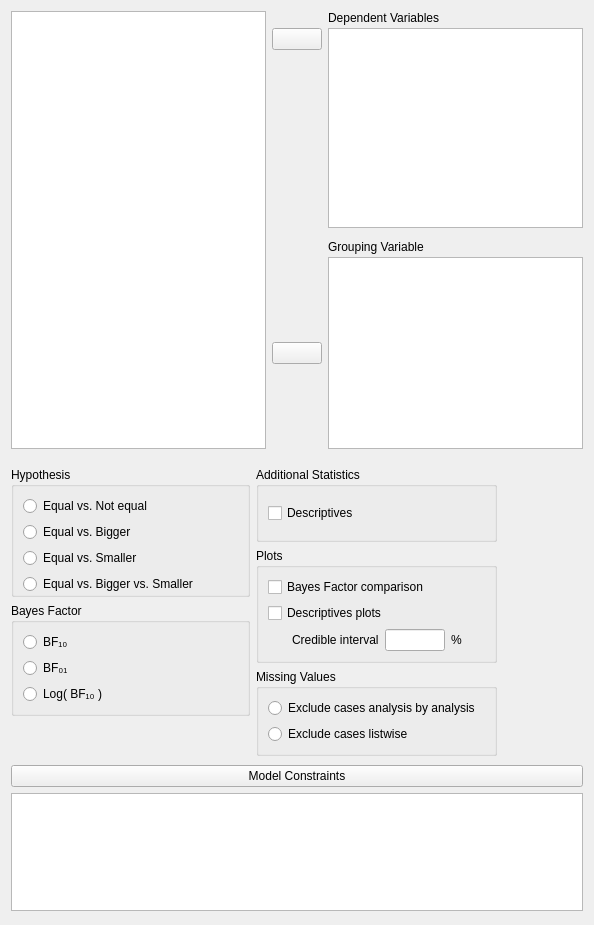
First picture: the form in JASP-Desktop/analysisforms/Bain/bainttestbayesianindependentsamplesform.ui, repository koenderks/Jasp-desktop, before the edit.
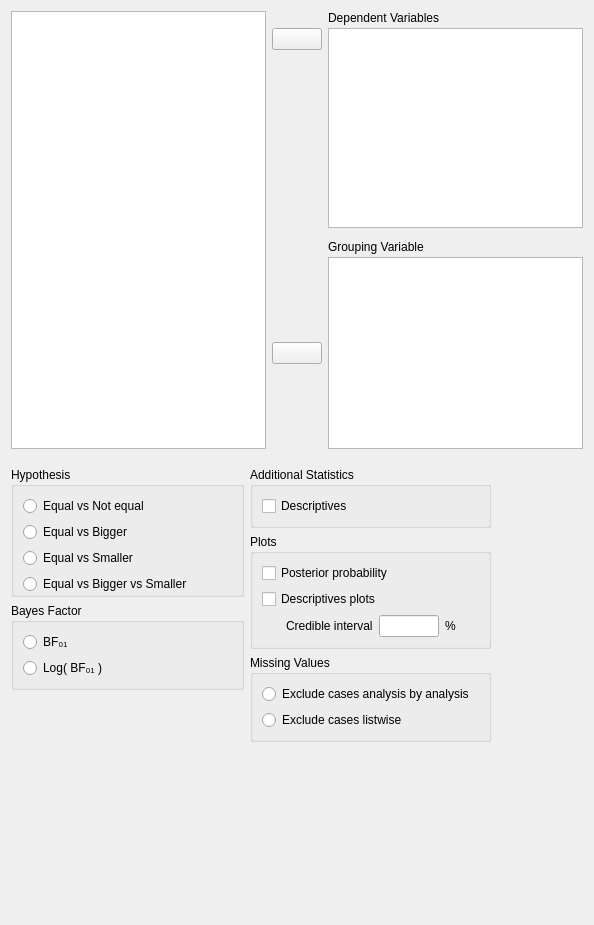
Second picture: the form after the edit. Custom widgets are drawn as their Qt base class.

```diff
--- a/JASP-Desktop/analysisforms/Bain/bainttestbayesianindependentsamplesform.ui
+++ b/JASP-Desktop/analysisforms/Bain/bainttestbayesianindependentsamplesform.ui
@@ -83,7 +83,7 @@
                </sizepolicy>
               </property>
               <property name="text">
-               <string>Equal vs. Smaller</string>
+               <string>Equal vs Smaller</string>
               </property>
              </widget>
             </item>
@@ -96,7 +96,7 @@
                </sizepolicy>
               </property>
               <property name="text">
-               <string>Equal vs. Bigger</string>
+               <string>Equal vs Bigger</string>
               </property>
              </widget>
             </item>
@@ -122,14 +122,14 @@
                </sizepolicy>
               </property>
               <property name="text">
-               <string>Equal vs. Not equal</string>
+               <string>Equal vs Not equal</string>
               </property>
              </widget>
             </item>
             <item row="3" column="0">
              <widget class="QRadioButton" name="allTypes">
               <property name="text">
-               <string>Equal vs. Bigger vs. Smaller</string>
+               <string>Equal vs Bigger vs Smaller</string>
               </property>
              </widget>
             </item>
@@ -146,19 +146,6 @@
            </property>
            <layout class="QGridLayout" name="gridLayout_13">
             <item row="0" column="0">
-             <widget class="QRadioButton" name="_1">
-              <property name="sizePolicy">
-               <sizepolicy hsizetype="Fixed" vsizetype="Fixed">
-                <horstretch>0</horstretch>
-                <verstretch>0</verstretch>
-               </sizepolicy>
-              </property>
-              <property name="text">
-               <string>BF₁₀</string>
-              </property>
-             </widget>
-            </item>
-            <item row="1" column="0">
              <widget class="QRadioButton" name="_2">
               <property name="sizePolicy">
                <sizepolicy hsizetype="Fixed" vsizetype="Fixed">
@@ -171,7 +158,7 @@
               </property>
              </widget>
             </item>
-            <item row="2" column="0">
+            <item row="1" column="0">
              <widget class="QRadioButton" name="_3">
               <property name="sizePolicy">
                <sizepolicy hsizetype="Fixed" vsizetype="Fixed">
@@ -180,11 +167,11 @@
                </sizepolicy>
               </property>
               <property name="text">
-               <string>Log( BF₁₀ )</string>
+               <string>Log( BF₀₁ )</string>
               </property>
              </widget>
             </item>
-            <item row="1" column="1">
+            <item row="0" column="1">
              <spacer name="horizontalSpacer_3">
               <property name="orientation">
                <enum>Qt::Horizontal</enum>
@@ -318,7 +305,7 @@
                </sizepolicy>
               </property>
               <property name="text">
-               <string>Bayes Factor comparison</string>
+               <string>Posterior probability</string>
               </property>
              </widget>
             </item>
@@ -442,7 +429,7 @@
       <property name="bottomMargin">
        <number>3</number>
       </property>
-      <item row="2" column="0">
+      <item row="1" column="0">
        <widget class="QWidget" name="model_constraints" native="true">
         <layout class="QGridLayout" name="gridLayout_14">
          <property name="leftMargin">
@@ -457,19 +444,9 @@
          <property name="bottomMargin">
           <number>0</number>
          </property>
-         <item row="0" column="1">
-          <widget class="BoundTextEdit" name="model"/>
-         </item>
         </layout>
        </widget>
       </item>
-      <item row="0" column="0">
-       <widget class="ExpanderButton" name="constraintsExpander">
-        <property name="text">
-         <string>Model Constraints</string>
-        </property>
-       </widget>
-      </item>
      </layout>
     </widget>
    </item>
@@ -657,11 +634,6 @@
    <header>widgets/boundgroupbox.h</header>
    <container>1</container>
   </customwidget>
-  <customwidget>
-   <class>ExpanderButton</class>
-   <extends>QPushButton</extends>
-   <header>widgets/expanderbutton.h</header>
-  </customwidget>
   <customwidget>
    <class>GroupBox</class>
    <extends>QGroupBox</extends>
@@ -673,11 +645,6 @@
    <extends>QLineEdit</extends>
    <header>widgets/boundtextbox.h</header>
   </customwidget>
-  <customwidget>
-   <class>BoundTextEdit</class>
-   <extends>QPlainTextEdit</extends>
-   <header>widgets/boundtextedit.h</header>
-  </customwidget>
   <customwidget>
    <class>AssignButton</class>
    <extends>QPushButton</extends>
```
